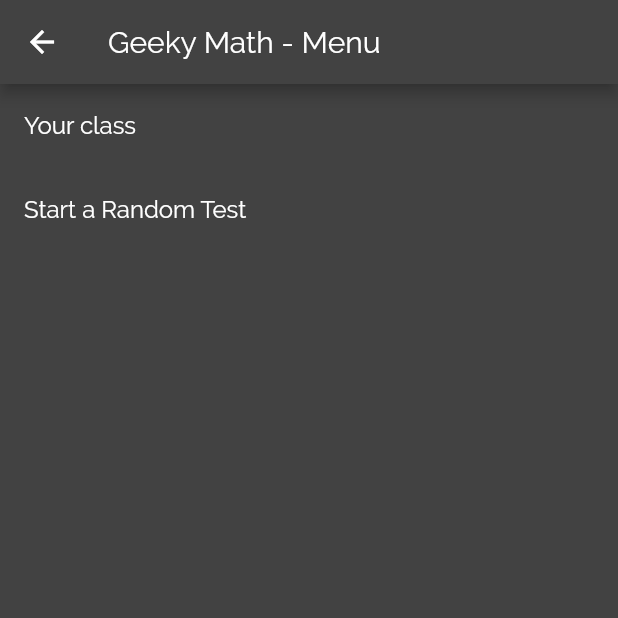
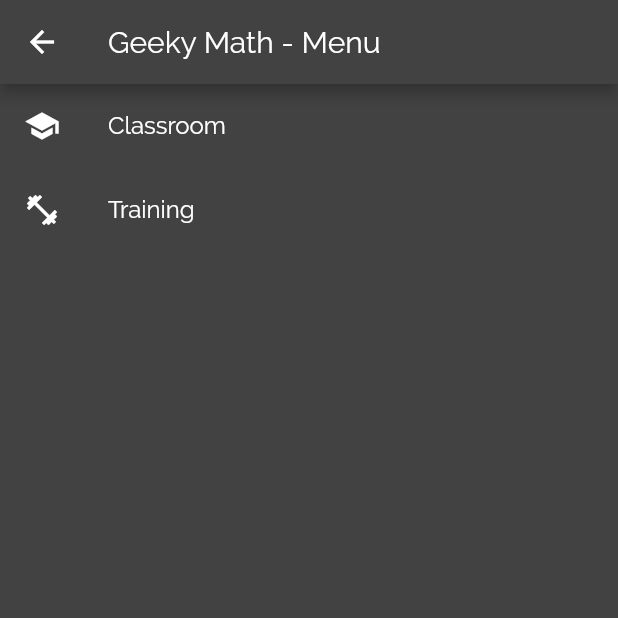
Before and after one commit to lkbrough/fluttery_geeky_math, a Flutter app: the MainMenu screen opened directly, on a phone screen of 412 x 824 dp, the top half of it. Run offline on Flutter 3.47's test engine with Material 2 defaults, Android fonts, the phone set to English and light mode, and no system bars; our stand-ins replace cloud_firestore, firebase_auth; accounts and stored records are empty.

Commit message:
light menu improvements. added icons.

```diff
--- a/lib/menu.dart
+++ b/lib/menu.dart
@@ -31,8 +31,8 @@ class MainMenu extends StatelessWidget {
   Widget build(BuildContext context) {
     Container menu;
 
-    ListTile classManage = ListTile(title: Text("Your class"), onTap: (){ goToClass(context); } );
-    ListTile randomTest = ListTile(title: Text("Start a Random Test"), onTap: (){ Navigator.push(context, MaterialPageRoute(builder: (context) => RandomTestSelection(_auth))); } );
+    ListTile classManage = ListTile(title: Text("Classroom"), leading: Icon(Icons.school), onTap: (){ goToClass(context); } );
+    ListTile randomTest = ListTile(title: Text("Training"), leading: Icon(Icons.fitness_center), onTap: (){ Navigator.push(context, MaterialPageRoute(builder: (context) => RandomTestSelection(_auth))); } );
 
     menu = Container(child: Center(child: Column(children: <Widget>[classManage, randomTest],)));
 
```
